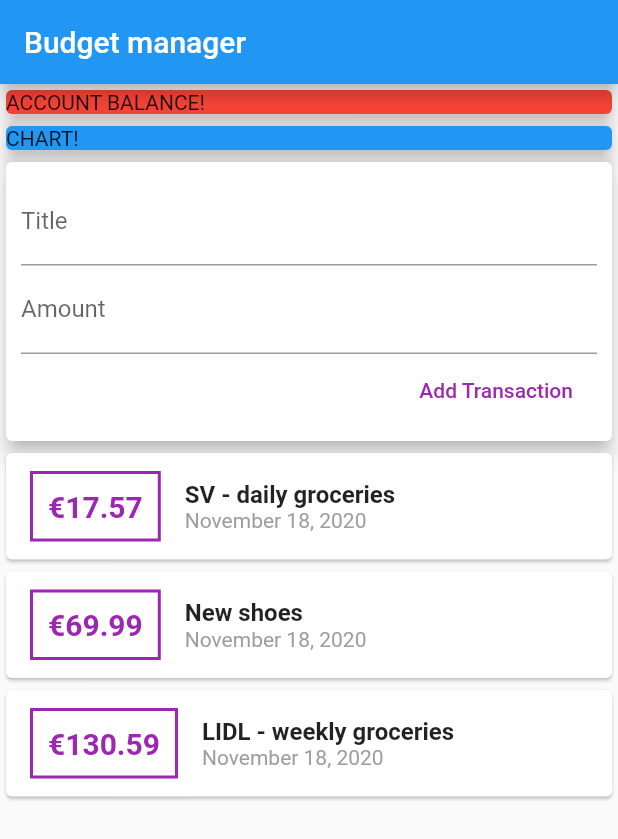
After one commit to AdamOchotnicki/BudgetManager, a Flutter app: the screen it shows after launch, after a tap on "Add Transaction", on a phone screen of 412 x 824 dp. The commit adds this screen. Shown: the top 839 px of the screen. Run offline on Flutter 3.47's test engine with Material 2 defaults, Android fonts, the phone set to English and light mode, and no system bars.

Commit message:
app splitted into widgets, widgets connected, new transactions and transactions list state

```diff
--- /dev/null
+++ b/lib/widgets/new_transaction.dart
@@ -0,0 +1,42 @@
+import 'package:flutter/material.dart';
+
+class NewTransaction extends StatelessWidget {
+  final Function addTransaction;
+  final titleController = TextEditingController();
+  final amountController = TextEditingController();
+
+  NewTransaction(this.addTransaction);
+
+  @override
+  Widget build(BuildContext context) {
+    return Card(
+      elevation: 5,
+      child: Container(
+        padding: EdgeInsets.all(10),
+        child: Column(
+          crossAxisAlignment: CrossAxisAlignment.end,
+          children: [
+            TextField(
+              decoration: InputDecoration(labelText: 'Title'),
+              controller: titleController,
+            ),
+            TextField(
+              decoration: InputDecoration(labelText: 'Amount'),
+              controller: amountController,
+            ),
+            FlatButton(
+              onPressed: () {
+                addTransaction(
+                  titleController.text,
+                  double.parse(amountController.text),
+                );
+              },
+              child: Text('Add Transaction'),
+              textColor: Colors.purple,
+            )
+          ],
+        ),
+      ),
+    );
+  }
+}
--- /dev/null
+++ b/lib/widgets/transaction_list.dart
@@ -0,0 +1,65 @@
+import 'package:flutter/material.dart';
+import 'package:intl/intl.dart';
+
+import '../models/transaction.dart';
+
+class TransactionList extends StatelessWidget {
+  final List<Transaction> transactions;
+
+  TransactionList(this.transactions);
+
+  @override
+  Widget build(BuildContext context) {
+    return Column(
+      children: transactions.map((transaction) {
+        return Card(
+          child: Row(
+            children: [
+              Container(
+                margin: EdgeInsets.symmetric(
+                  vertical: 12,
+                  horizontal: 16,
+                ),
+                decoration: BoxDecoration(
+                  border: Border.all(
+                    color: Colors.purple,
+                    width: 2,
+                  ),
+                ),
+                padding: EdgeInsets.all(10),
+                child: Text(
+                  //transaction.amount.toString(),
+                  '€${transaction.amount}', // string interpolation
+                  style: TextStyle(
+                    fontWeight: FontWeight.bold,
+                    fontSize: 20,
+                    color: Colors.purple,
+                  ),
+                ),
+              ),
+              Column(
+                crossAxisAlignment: CrossAxisAlignment.start,
+                children: [
+                  Text(
+                    transaction.title,
+                    style: TextStyle(
+                      fontWeight: FontWeight.bold,
+                      fontSize: 16,
+                    ),
+                  ),
+                  Text(
+                    //transaction.dateTime.toString(),
+                    DateFormat.yMMMMd().format(transaction.dateTime),
+                    style: TextStyle(
+                      color: Colors.grey,
+                    ),
+                  ),
+                ],
+              ),
+            ],
+          ),
+        );
+      }).toList(),
+    );
+  }
+}
--- /dev/null
+++ b/lib/widgets/user_transactions.dart
@@ -0,0 +1,56 @@
+import 'package:flutter/material.dart';
+
+import '../models/transaction.dart';
+import './new_transaction.dart';
+import './transaction_list.dart';
+
+class UserTransactions extends StatefulWidget {
+  @override
+  _UserTransactionsState createState() => _UserTransactionsState();
+}
+
+class _UserTransactionsState extends State<UserTransactions> {
+  final List<Transaction> _userTransactions = [
+    Transaction(
+      id: 't1',
+      title: 'SV - daily groceries',
+      amount: 17.57,
+      dateTime: DateTime.now(),
+    ),
+    Transaction(
+      id: 't2',
+      title: 'New shoes',
+      amount: 69.99,
+      dateTime: DateTime.now(),
+    ),
+    Transaction(
+      id: 't3',
+      title: 'LIDL - weekly groceries',
+      amount: 130.59,
+      dateTime: DateTime.now(),
+    ),
+  ];
+
+  void _addNewTransaction(String transactionTitle, double transactionAmount) {
+    final newTransaction = Transaction(
+      id: DateTime.now().toString(),
+      title: transactionTitle,
+      amount: transactionAmount,
+      dateTime: DateTime.now(),
+    );
+
+    setState(() {
+      _userTransactions.add(newTransaction);
+    });
+  }
+
+  @override
+  Widget build(BuildContext context) {
+    return Column(
+      children: [
+        NewTransaction(_addNewTransaction),
+        TransactionList(_userTransactions),
+      ],
+    );
+  }
+}
```
Also changed, not shown: lib/main.dart (+4 -104 lines), lib/models/transaction.dart (renamed from lib/transaction.dart).
